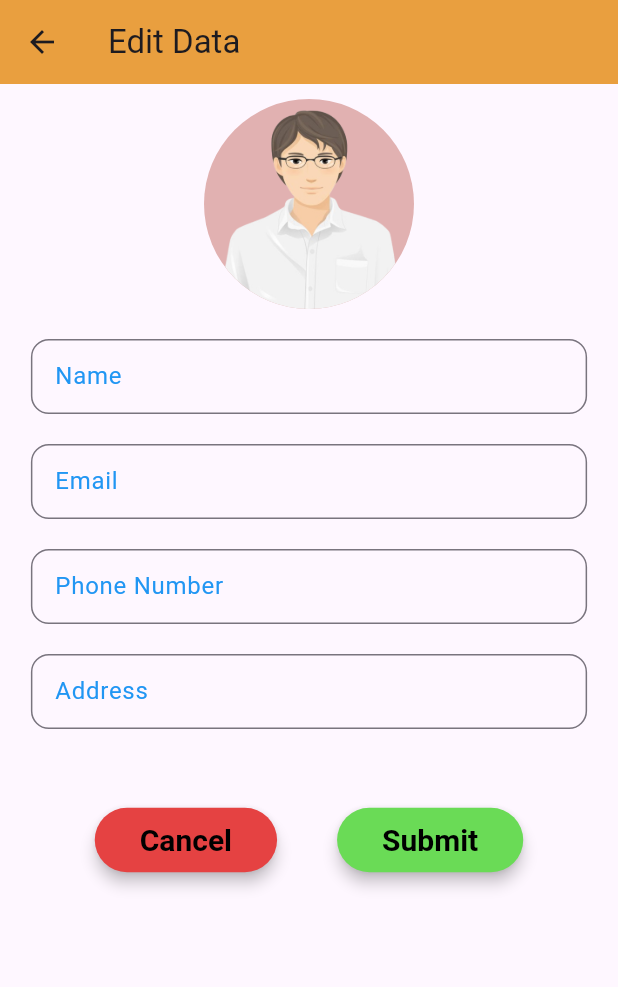
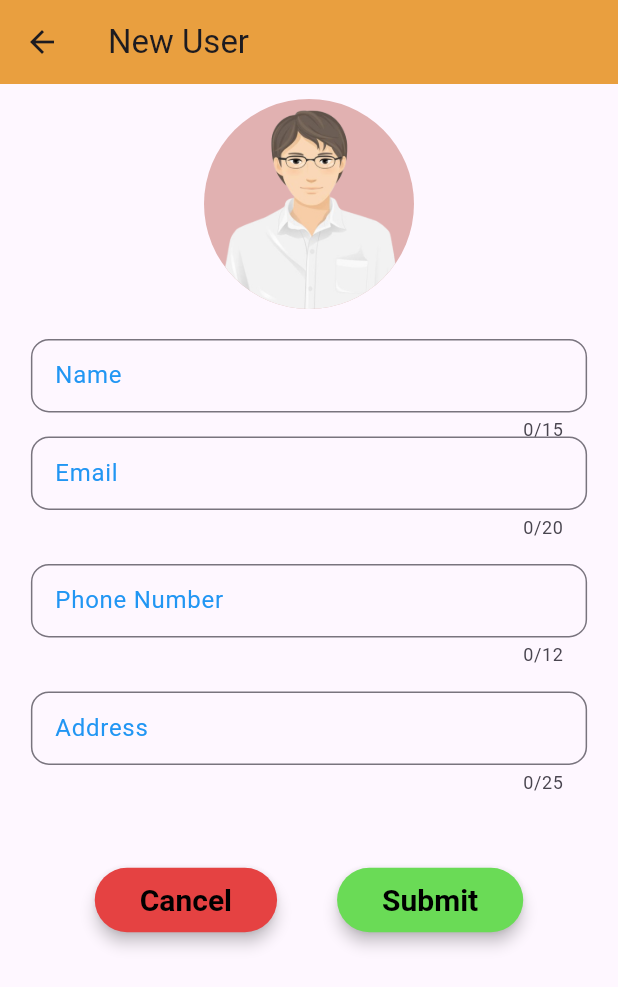
Before and after one commit to siddhantnilange-coditas/Flutter-Assignment-6, a Flutter app: the screen it shows after launch, after a tap on "Add", on a phone screen of 412 x 824 dp. Shown: the top 987 px of the screen. Run offline on Flutter 3.47's test engine with Material 3 defaults, Android fonts, the light colour scheme and no system bars.

Commit message:
Commiting new changes

```diff
--- a/lib/main.dart
+++ b/lib/main.dart
@@ -1,14 +1,14 @@
-
 import "package:flutter/material.dart";
 import "package:magical_change/screens/start_screen.dart";
+import "package:provider/provider.dart";
 
-void main(){
-
+void main() {
   runApp(
-       const MaterialApp(
-
-      home: StartScreen(),
-
-     )
+    ChangeNotifierProvider(
+      create: (context) => UserProvider(),
+      child: const MaterialApp(
+        home: StartScreen(),
+      ),
+    ),
   );
 }
--- a/lib/screens/edit_data.dart
+++ b/lib/screens/edit_data.dart
@@ -1,22 +1,32 @@
+
 import 'package:flutter/material.dart';
 import 'package:magical_change/models/user_info.dart';
+import 'package:magical_change/screens/start_screen.dart';
+import 'package:provider/provider.dart';
 
 class EditUsersScreen extends StatefulWidget {
-  const EditUsersScreen({required this.user, super.key});
+  const EditUsersScreen({
+    required this.user,
+    required this.title,
+    required this.index,
+    super.key,
+  });
+
   final User user;
+  final int index;
+  final String title;
 
   @override
-  State<StatefulWidget> createState() {
-    return EditUsersScreenState();
-  }
+  State<EditUsersScreen> createState() => _EditUsersScreenState();
 }
 
-class EditUsersScreenState extends State<EditUsersScreen> {
+class _EditUsersScreenState extends State<EditUsersScreen> {
+  final formKey = GlobalKey<FormState>();
+
     late TextEditingController nameController;
   late TextEditingController emailController;
   late TextEditingController phoneNumberController;
   late TextEditingController addressController;
-
 
   @override
   void initState() {
@@ -36,28 +46,21 @@ class EditUsersScreenState extends State<EditUsersScreen> {
     addressController.dispose();
     super.dispose();
   }
-
-  // final myController = TextEditingController();
-
-  // @override
-  // void dispose() {
-  //   myController.dispose();
-  //   super.dispose();
-  // }
-
   @override
   Widget build(BuildContext context) {
+
+
     return Scaffold(
-
       appBar: AppBar(
         backgroundColor: const Color.fromARGB(255, 233, 159, 63),
-        title: const Text('Edit Data'),
+        title: Text(widget.title),
       ),
       body: SingleChildScrollView(
         child: Padding(
           padding: const EdgeInsets.all(10.0),
+          child: Form(
+            key: formKey,
             child: Column(
-            // mainAxisAlignment: MainAxisAlignment.spaceBetween,
               children: [
                 Container(
                   height: 140,
@@ -71,13 +74,16 @@ class EditUsersScreenState extends State<EditUsersScreen> {
                     ),
                   ),
                 ),
-              SizedBox(height: 20,),
+                const SizedBox(
+                  height: 20,
+                ),
                 Container(
-                height: 50,
+                  height: 65,
                   width: MediaQuery.of(context).size.width * 0.9,
+                  child: TextFormField(
 
-                child: TextField(
                     controller: nameController,
+                    maxLength: 15,
                     decoration: const InputDecoration(
                       labelText: 'Name',
                       labelStyle: TextStyle(color: Colors.blue),
@@ -90,15 +96,22 @@ class EditUsersScreenState extends State<EditUsersScreen> {
                         borderSide: BorderSide(color: Colors.blue),
                       ),
                     ),
+                    validator: (value) {
+                      if (value == null || value.isEmpty) {
+    return 'Please enter your name';
+                      }
+                      else{
+                        return null;
+                      }
+                    },
                   ),
                 ),
-              SizedBox(height: 20,),
-              Container(
-                height: 50,
+                SizedBox(
+                  height: 65,
                   width: MediaQuery.of(context).size.width * 0.9,
-
-                child: TextField(
+                  child: TextFormField(
                     controller: emailController,
+                    maxLength: 20,
                     decoration: const InputDecoration(
                       labelText: 'Email',
                       labelStyle: TextStyle(color: Colors.blue),
@@ -111,15 +124,23 @@ class EditUsersScreenState extends State<EditUsersScreen> {
                         borderSide: BorderSide(color: Colors.blue),
                       ),
                     ),
+                    validator: (value) {
+                      if (value == null || value.isEmpty) {
+                        return 'Please enter your email';
+                      }
+                      return null;
+                    },
                   ),
                 ),
-              SizedBox(height: 20,),
-              Container(
-                height: 50,
+                const SizedBox(
+                  height: 20,
+                ),
+                SizedBox(
+                  height: 65,
                   width: MediaQuery.of(context).size.width * 0.9,
-
-                child: TextField(
+                  child: TextFormField(
                     controller: phoneNumberController,
+                    maxLength: 12,
                     decoration: const InputDecoration(
                       labelText: 'Phone Number',
                       labelStyle: TextStyle(color: Colors.blue),
@@ -133,15 +154,25 @@ class EditUsersScreenState extends State<EditUsersScreen> {
                         borderSide: BorderSide(color: Colors.blue),
                       ),
                     ),
+                    validator: (value) {
+                      if (value == null || value.isEmpty) {
+                        return 'Please enter your number';
+                      }
+                      else{
+                        return null;
+                      }
+                    },
                   ),
                 ),
-              SizedBox(height: 20,),
-              Container(
-                height: 50,
+                const SizedBox(
+                  height: 20,
+                ),
+                SizedBox(
+                  height: 65,
                   width: MediaQuery.of(context).size.width * 0.9,
-
-                child: TextField(
+                  child: TextFormField(
                     controller: addressController,
+                    maxLength: 25,
                     decoration: const InputDecoration(
                       labelText: 'Address',
                       labelStyle: TextStyle(color: Colors.blue),
@@ -154,6 +185,14 @@ class EditUsersScreenState extends State<EditUsersScreen> {
                         borderSide: BorderSide(color: Colors.blue),
                       ),
                     ),
+                    validator: (value) {
+                      if (value == null || value.isEmpty) {
+                        return 'Please enter your address';
+                      }
+                      else{
+                        return null;
+                      }
+                    },
                   ),
                 ),
                 const SizedBox(
@@ -183,19 +222,29 @@ class EditUsersScreenState extends State<EditUsersScreen> {
                     ),
                     ElevatedButton(
                       onPressed: () {
-                      Navigator.pop(
-                          context,
+                        print('in submit');
+
+                        if(formKey.currentState!.validate()){
+                          UserProvider userProvider =
+                            Provider.of<UserProvider>(context, listen: false);
+
+                        userProvider.updateUser(
                           User(
                             name: nameController.text,
                             email: emailController.text,
                             phoneNumber: phoneNumberController.text,
                             address: addressController.text,
                             avatar: widget.user.avatar,
-                          ));
+                          ),
+                          widget.index,
+                        );
+                          Navigator.pop(context);
+                        }
                       },
                       style: ElevatedButton.styleFrom(
                           elevation: 4,
-                        backgroundColor: const Color.fromARGB(255, 106, 219, 86),
+                          backgroundColor:
+                              const Color.fromARGB(255, 106, 219, 86),
                           padding: const EdgeInsets.symmetric(
                               horizontal: 30, vertical: 10),
                           textStyle: const TextStyle(
@@ -211,6 +260,7 @@ class EditUsersScreenState extends State<EditUsersScreen> {
             ),
           ),
         ),
+      ),
     );
   }
 }
--- a/lib/screens/start_screen.dart
+++ b/lib/screens/start_screen.dart
@@ -2,16 +2,10 @@ import 'package:flutter/material.dart';
 import 'package:magical_change/models/user_info.dart';
 import 'package:magical_change/screens/edit_data.dart';
 import 'package:magical_change/user_listview.dart';
+import 'package:provider/provider.dart';
 
-class StartScreen extends StatefulWidget {
-  const StartScreen({super.key});
-
-  @override
-  State<StartScreen> createState() => _StartScreenState();
-}
-
-class _StartScreenState extends State<StartScreen> {
-  final List<User> userData = [
+class UserProvider with ChangeNotifier {
+  final List<User> _users = [
     User(
       address: 'Pune',
       name: 'Sumit',
@@ -54,8 +48,32 @@ class _StartScreenState extends State<StartScreen> {
       phoneNumber: '3323434343',
       avatar: 'assets/images/person.jpeg',
     ),
+    // Add more sample users here
+  ];
+  List<User> get users => _users;
 
-  ];
+
+  void updateUser(User newUser, int index) {
+    if(index>=0 && index<_users.length){
+          _users[index] = newUser;
+    }
+    else{
+      addUser(newUser);
+    }
+
+    notifyListeners();
+  }
+
+  void addUser(newUser) {
+    _users.add(newUser);
+    notifyListeners();
+  }
+}
+
+class StartScreen extends StatelessWidget {
+  const StartScreen({super.key});
+
+  // const StartScreen({super.key});
   @override
   Widget build(BuildContext context) {
     return Scaffold(
@@ -66,8 +84,12 @@ class _StartScreenState extends State<StartScreen> {
       ),
       body: Padding(
         padding: const EdgeInsets.all(15),
-        child: UserListView(
-          userInfo: userData,
+        child: Consumer<UserProvider>(
+          builder: (BuildContext context, userProvider, _) {
+            return UserListView(
+              userInfo: userProvider.users,
+            );
+          },
         ),
       ),
       floatingActionButton: FloatingActionButton.extended(
@@ -75,26 +97,31 @@ class _StartScreenState extends State<StartScreen> {
     Navigator.push(
       context,
       MaterialPageRoute(
-              builder: (context) => EditUsersScreen(
+        builder: (context) => Consumer<UserProvider>(
+          builder: (BuildContext context, userProvider, _) {
+            return EditUsersScreen(
               user: User(
                 avatar: 'assets/images/person.jpeg',
                 address: '',
                 name: '',
                 phoneNumber: '',
-                    email: ''),
+                email: ''
+              ),
+              index: userProvider.users.length+1,
+              title: 'New User',
+            );
+          },
         ),
       ),
     ).then((newUser) {
-            setState(() {
-              // userData[userData.length] = newUser;
-              userData.add(newUser);
-            });
+      Provider.of<UserProvider>(context, listen: false).addUser(newUser);
     });
   },
   icon: const Icon(Icons.add),
   label: const Text('Add'),
   backgroundColor: const Color.fromARGB(255, 97, 201, 101),
 ),
+
     );
   }
 }
--- a/lib/user_item.dart
+++ b/lib/user_item.dart
@@ -1,49 +1,36 @@
+
 import 'package:flutter/material.dart';
 import 'package:magical_change/models/user_info.dart';
 import 'package:magical_change/screens/edit_data.dart';
+import 'package:magical_change/screens/start_screen.dart';
+import 'package:provider/provider.dart';
 
-
-class UserItem extends StatefulWidget {
+class UserItem extends StatelessWidget {
   const UserItem({
-    required this.updateUser,
     required this.index,
-    required this.userInfo,
     super.key,
   });
 
-  final User userInfo;
-  final void Function(int index, User updatedUser) updateUser;
   final int index;
-  // final User index;
-
-  @override
-  State<UserItem> createState() => _UserItemState(updateUser: updateUser);
-}
-
-class _UserItemState extends State<UserItem> {
-  _UserItemState({required this.updateUser});
-
-  final void Function(int index, User updatedUser) updateUser;
-
   @override
   Widget build(BuildContext context) {
+    User userInfo = Provider.of<UserProvider>(context).users[index];
     return GestureDetector(
       onTap: () {
         Navigator.push(
           context,
           MaterialPageRoute(
-            builder: (context) => EditUsersScreen(user: widget.userInfo),
+            builder: (context) => EditUsersScreen(
+              user: userInfo,
+              index: index,
+              title: 'Edit data',
             ),
-        ).then((updatedUser) {
-          if (updatedUser != null) {
-            updateUser(widget.index, updatedUser);
-          }
-        });
+          ),
+        );
       },
-      child: Container(
+      child: SizedBox(
         height: 130,
         child: Card(
-
           elevation: 4,
           color: const Color.fromARGB(255, 249, 244, 244),
           child: Row(
@@ -68,41 +55,56 @@ class _UserItemState extends State<UserItem> {
               Container(
                 width: 2,
                 height: 100,
-                        color: Color.fromARGB(255, 75, 69, 69),
+                color: const Color.fromARGB(255, 75, 69, 69),
               ),
               const SizedBox(
                 width: 10,
               ),
-              Column(
+              Expanded(
+                child: Column(
                   mainAxisAlignment: MainAxisAlignment.center,
                   crossAxisAlignment: CrossAxisAlignment.start,
                   children: [
-                  Text(
-                    'Name : ${widget.userInfo.name}',
+                    Flexible(
+                      child: Text(
+                        'Name : ${userInfo.name}',
                         style: const TextStyle(
                           fontSize: 20,
                           color: Color.fromARGB(255, 26, 82, 200),
                         ),
                       ),
-                  Text(
+                    ),
+                    Flexible(
+                      child: Text(
                           // widget.userInfo.email,
-                      'Email : ${widget.userInfo.email}',
+                          'Email : ${userInfo.email}',
+                          overflow: TextOverflow.ellipsis,
+                          style: const TextStyle(
+                              fontSize: 17,
+                              color: Color.fromARGB(213, 0, 0, 0))),
+                    ),
+                    Flexible(
+                      child: Text(
+                          // widget.userInfo.phoneNumber,
+                          'Ph : ${userInfo.phoneNumber}',
+                          overflow: TextOverflow.ellipsis,
 
                           style: const TextStyle(
-                          fontSize: 17, color: Color.fromARGB(213, 0, 0, 0))),
-                  Text(
-                    // widget.userInfo.phoneNumber,
-                    'Ph : ${widget.userInfo.phoneNumber}',
+                              fontSize: 17,
+                              color: Color.fromARGB(211, 0, 0, 0))),
+                    ),
+                    Flexible(
+                      child: Text(
+                          // widget.userInfo.address,
+                          'Address : ${userInfo.address}',
+                          overflow: TextOverflow.ellipsis,
 
                           style: const TextStyle(
-                          fontSize: 17, color: Color.fromARGB(211, 0, 0, 0))),
-                  Text(
-                    // widget.userInfo.address,
-                      'Address : ${widget.userInfo.address}',
-
-                      style: const TextStyle(
-                          fontSize: 17, color: Color.fromARGB(213, 0, 0, 0))),
+                              fontSize: 17,
+                              color: Color.fromARGB(213, 0, 0, 0))),
+                    ),
                   ],
+                ),
               )
             ],
           ),
@@ -110,4 +112,5 @@ class _UserItemState extends State<UserItem> {
       ),
     );
   }
+
 }
--- a/lib/user_listview.dart
+++ b/lib/user_listview.dart
@@ -2,31 +2,20 @@ import 'package:flutter/material.dart';
 import 'package:magical_change/models/user_info.dart';
 import 'package:magical_change/user_item.dart';
 
-class UserListView extends StatefulWidget {
+class UserListView extends StatelessWidget {
   const UserListView({super.key, required this.userInfo});
 
   final List<User> userInfo;
 
   @override
-  State<UserListView> createState() => _UserListViewState();
-}
-
-class _UserListViewState extends State<UserListView> {
-  void updateUser(int index, User updatedUser) {
-    setState(() {
-      widget.userInfo[index] = updatedUser;
-    });
-  }
-
-  @override
   Widget build(BuildContext context) {
     return ListView.builder(
-      itemCount: widget.userInfo.length,
+      itemCount: userInfo.length,
       itemBuilder: (context, index) => UserItem(
         index: index,
-        updateUser: updateUser,
-        userInfo: widget.userInfo[index],
+
       ),
     );
   }
+
 }
--- a/pubspec.yaml
+++ b/pubspec.yaml
@@ -35,6 +35,7 @@ dependencies:
   # The following adds the Cupertino Icons font to your application.
   # Use with the CupertinoIcons class for iOS style icons.
   cupertino_icons: ^1.0.6
+  provider: ^6.1.2
 
 dev_dependencies:
   flutter_test:
```
Also changed, not shown: pubspec.lock. Lines whose indentation alone changed are shown as unchanged.
